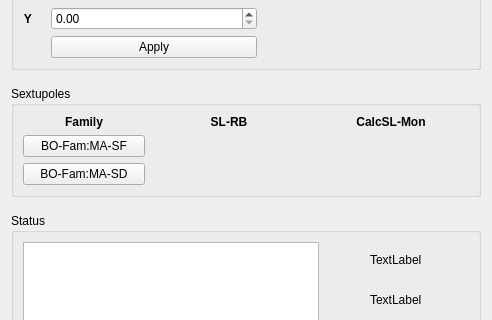
This is pyqt-apps/siriushla/as_ap_opticscorr/ui_bo_ap_chromcorr.ui in lnls-sirius/hla as Qt 5 draws it before an edit; both pictures show x 0 to 492 and y 92 to 412 of the 492 by 551 pixel window. The edited form follows.
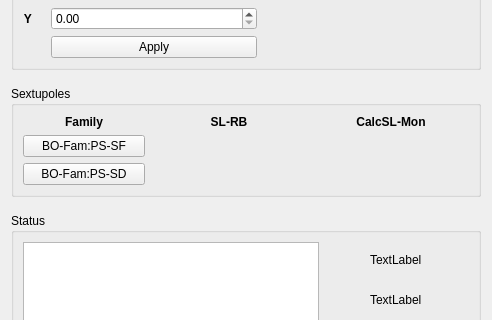
This is the edited form. Custom widgets are drawn as their Qt base class.

Commit message: TUNECHROM.ENH: Remove Use of MA from windows.

What changed in the file:
```diff
--- a/pyqt-apps/siriushla/as_ap_opticscorr/ui_bo_ap_chromcorr.ui
+++ b/pyqt-apps/siriushla/as_ap_opticscorr/ui_bo_ap_chromcorr.ui
@@ -458,7 +458,7 @@
 max-width:8em;</string>
         </property>
         <property name="text">
-         <string>BO-Fam:MA-SF</string>
+         <string>BO-Fam:PS-SF</string>
         </property>
        </widget>
       </item>
@@ -481,7 +481,7 @@
 max-width:8em;</string>
         </property>
         <property name="text">
-         <string>BO-Fam:MA-SD</string>
+         <string>BO-Fam:PS-SD</string>
         </property>
        </widget>
       </item>
```
Left out of the diff: 10 changed lines with no effect on the pictures. The commit also changes 4 other files.
